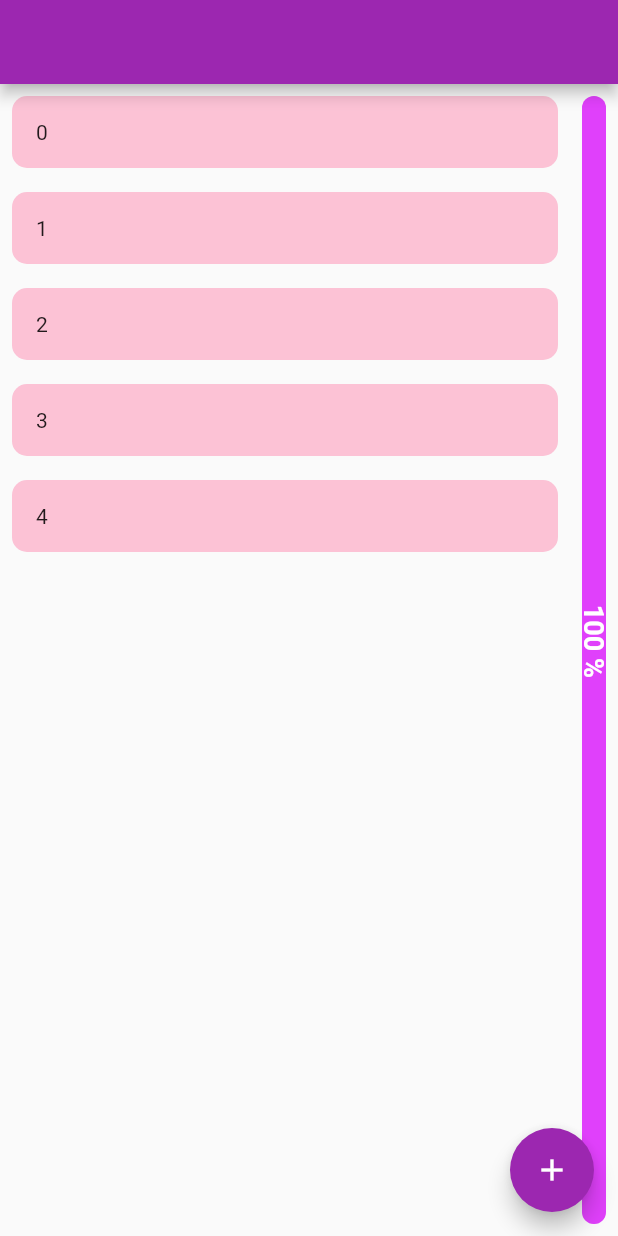
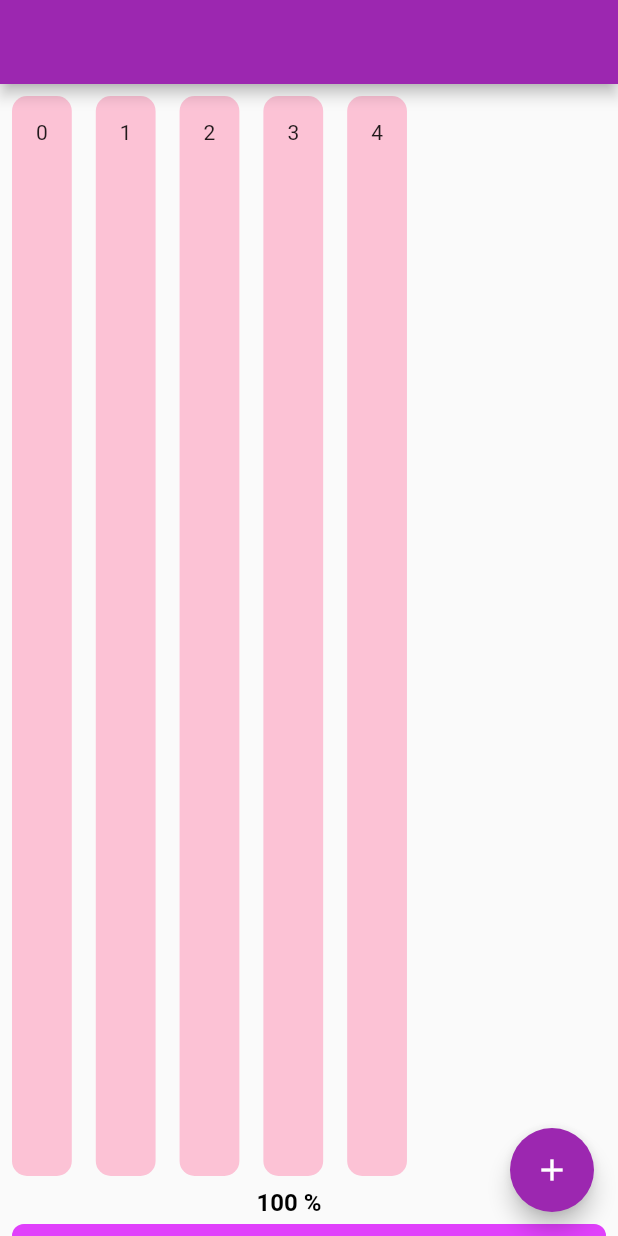
Before and after one commit to safchemist/custom_scrollbar, a Flutter app: the screen it shows after launch, after a tap on the "content cut" icon, on a phone screen of 412 x 824 dp. Run offline on Flutter 3.47's test engine with Material 2 defaults, Android fonts, the phone set to English and light mode, and no system bars.

Commit message:
Add horizontal scroll bar

```diff
--- /dev/null
+++ b/lib/components/horizontal_scroll_bar.dart
@@ -0,0 +1,186 @@
+import 'package:flutter/material.dart';
+import 'package:flutter/rendering.dart';
+import 'package:flutter/widgets.dart';
+
+class HorizontalCustomScrollbar extends SingleChildRenderObjectWidget {
+  final ScrollController controller;
+  final Widget child;
+  final double? strokeWidth;
+  final EdgeInsets? padding;
+  final Color? trackColor;
+  final Color? thumbColor;
+
+  const HorizontalCustomScrollbar({
+    Key? key,
+    required this.controller,
+    required this.child,
+    this.strokeWidth,
+    this.padding,
+    this.trackColor,
+    this.thumbColor,
+  }) : super(key: key);
+
+  @override
+  RenderObject createRenderObject(BuildContext context) {
+    return RenderHorizontalCustomScrollbar(
+      controller: controller,
+      strokeWidth: strokeWidth ?? 16,
+      padding:
+          padding ?? const EdgeInsets.symmetric(vertical: 16, horizontal: 8),
+      trackColor: trackColor ?? Colors.purpleAccent.withOpacity(0.3),
+      thumbColor: thumbColor ?? Colors.purpleAccent,
+    );
+  }
+
+  @override
+  void updateRenderObject(BuildContext context,
+      covariant RenderHorizontalCustomScrollbar renderObject) {
+    if (strokeWidth != null) {
+      renderObject.strokeWidth = strokeWidth!;
+    }
+    if (padding != null) {
+      renderObject.padding = padding!;
+    }
+    if (trackColor != null) {
+      renderObject.trackColor = trackColor!;
+    }
+    if (thumbColor != null) {
+      renderObject.thumbColor = thumbColor!;
+    }
+  }
+}
+
+class RenderHorizontalCustomScrollbar extends RenderShiftedBox {
+  final ScrollController controller;
+  Offset _thumbPoint = Offset(0, 0);
+  EdgeInsets padding;
+  double strokeWidth;
+  Color trackColor;
+  Color thumbColor;
+
+  RenderHorizontalCustomScrollbar({
+    RenderBox? child,
+    required this.padding,
+    required this.controller,
+    required this.strokeWidth,
+    required this.trackColor,
+    required this.thumbColor,
+  }) : super(child) {
+    controller.addListener(_updateThumbPoint);
+  }
+
+  void _updateThumbPoint() {
+    _thumbPoint = Offset(_getThumbHorizontalOffset(), _getVerticalOffset());
+    markNeedsPaint();
+    markNeedsSemanticsUpdate();
+  }
+
+  double _getVerticalOffset() {
+    return size.height + kToolbarHeight;
+  }
+
+  double _getThumbHorizontalOffset() {
+    var scrollExtent = _getScrollExtent();
+    var scrollPosition = controller.position;
+    var scrollOffset =
+        ((scrollPosition.pixels - scrollPosition.minScrollExtent) /
+                scrollExtent)
+            .clamp(0.0, 1.0);
+    return (_getWidthWithPadding() - _getThumbWidth()) * scrollOffset;
+  }
+
+  double _getWidthWithPadding() {
+    return size.width - 32;
+  }
+
+  double _getScrollExtent() {
+    return controller.position.maxScrollExtent;
+  }
+
+  double _getThumbWidth() {
+    var scrollExtent = _getScrollExtent();
+    var width = _getWidthWithPadding();
+    if (scrollExtent == 0) {
+      return width;
+    }
+    return (width / (scrollExtent / width + 1));
+  }
+
+  @override
+  void paint(PaintingContext context, Offset offset) {
+    if (child == null) return;
+    context.paintChild(child!, offset);
+    _resetThumbStartPointIfNeeded();
+    _trackPaint(context, offset);
+    _thumbPaint(context, offset);
+    _textPaint(context, offset);
+  }
+
+  void _resetThumbStartPointIfNeeded() {
+    var scrollMaxExtent = _getScrollExtent();
+    if (scrollMaxExtent == 0) {
+      _thumbPoint = Offset(0, _getVerticalOffset());
+    }
+  }
+
+  void _trackPaint(PaintingContext context, Offset offset) {
+    var height = _getVerticalOffset();
+    final trackPaint = Paint()
+      ..strokeCap = StrokeCap.round
+      ..color = trackColor
+      ..strokeWidth = strokeWidth;
+    final startPoint = Offset(offset.dx + padding.top, height);
+    final endPoint = Offset(startPoint.dx + _getWidthWithPadding(), height);
+    context.canvas.drawLine(startPoint, endPoint, trackPaint);
+  }
+
+  void _thumbPaint(PaintingContext context, Offset offset) {
+    var height = _getVerticalOffset();
+    final paintThumb = Paint()
+      ..strokeWidth = strokeWidth
+      ..color = thumbColor
+      ..strokeCap = StrokeCap.round;
+    final startPoint =
+        Offset((_thumbPoint.dx + offset.dx + padding.horizontal), height);
+    final endPoint = Offset(startPoint.dx + _getThumbWidth(), height);
+    context.canvas.drawLine(startPoint, endPoint, paintThumb);
+  }
+
+  void _textPaint(PaintingContext context, Offset offset) {
+    var canvas = context.canvas;
+    canvas.save();
+    canvas.translate(_thumbPoint.dx + _getThumbWidth() * 0.45,
+        _getVerticalOffset() - kToolbarHeight - padding.vertical);
+    TextSpan span = TextSpan(
+        text: _getPercent(),
+        style: TextStyle(
+            color: Colors.black, fontSize: 16, fontWeight: FontWeight.bold));
+    TextPainter tp = TextPainter(text: span, textDirection: TextDirection.ltr);
+    tp.layout();
+    tp.paint(canvas, offset);
+    canvas.restore();
+  }
+
+  String _getPercent() {
+    if (_getScrollExtent() == 0) {
+      return '100 %';
+    }
+    return (controller.position.pixels / _getScrollExtent() * 100)
+            .toStringAsFixed(0) +
+        ' %';
+  }
+
+  @override
+  void performLayout() {
+    size = constraints.biggest;
+    if (child == null) return;
+    child!.layout(constraints.copyWith(maxHeight: _getChildMaxHeight()),
+        parentUsesSize: !constraints.isTight);
+    final BoxParentData childParentData = child!.parentData! as BoxParentData;
+    childParentData.offset = Offset.zero;
+  }
+
+  double _getChildMaxHeight() {
+    return constraints.maxHeight - padding.bottom - strokeWidth;
+  }
+}
--- a/lib/main.dart
+++ b/lib/main.dart
@@ -1,4 +1,4 @@
-import 'package:custom_scrollbar/components/custom_scrollbar.dart';
+import 'package:custom_scrollbar/components/horizontal_scroll_bar.dart';
 import 'package:custom_scrollbar/components/list_item.dart';
 import 'package:flutter/material.dart';
 
@@ -30,6 +30,7 @@ class _ScrollbarExampleState extends State<ScrollbarExample> {
   final smallListSize = 5;
   final bigListSize = 20;
   final floatButtonTooltip = 'Modify list';
+  var isVertical = true;
 
   @override
   void initState() {
@@ -53,9 +54,10 @@ class _ScrollbarExampleState extends State<ScrollbarExample> {
           color: Colors.purple.withOpacity(0.3),
         ),
       ),
-      body: CustomScrollbar(
+      body: HorizontalCustomScrollbar(
         controller: scrollController,
         child: CustomScrollView(
+          scrollDirection: Axis.horizontal,
           controller: scrollController,
           slivers: [
             SliverList(
```
Also changed, not shown: pubspec.lock.
